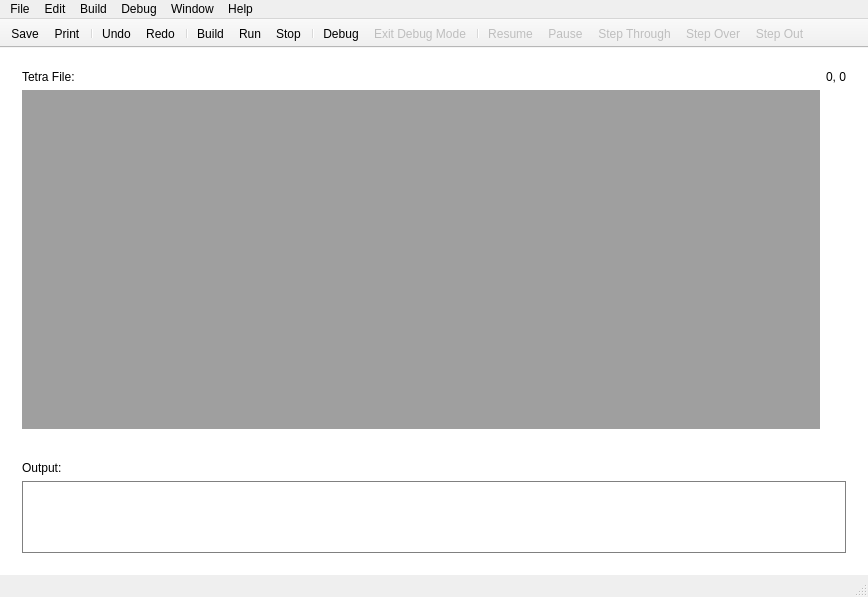
Above: gui/mainwindow.ui from IanFinlayson/tetra before the change. Below: the same form after it.
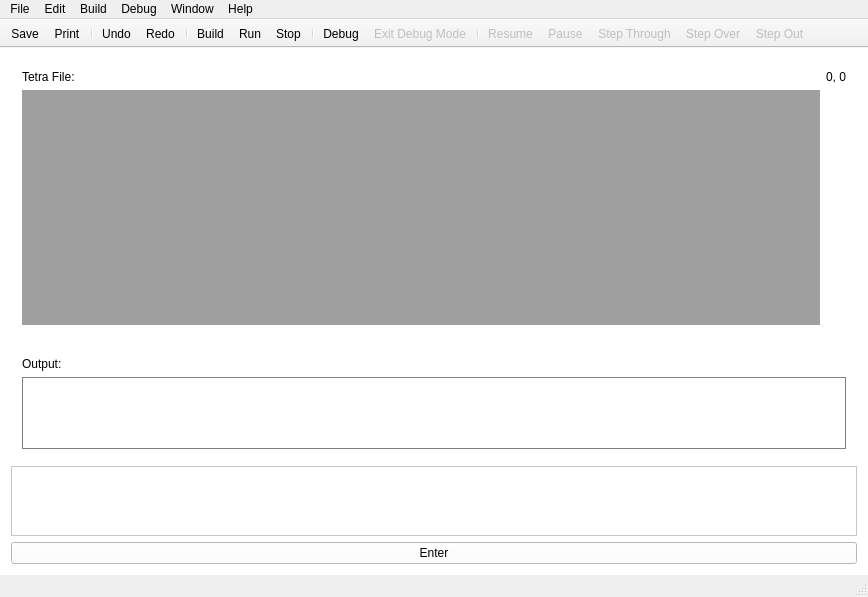
That is the form after the change. Icons and pictures are not drawn. Custom widgets are drawn as their Qt base class.

Commit message: implemented output, started input

```diff
--- a/gui/mainwindow.ui
+++ b/gui/mainwindow.ui
@@ -141,6 +141,16 @@
       </widget>
      </widget>
     </item>
+    <item>
+     <widget class="QPlainTextEdit" name="userInput"/>
+    </item>
+    <item>
+     <widget class="QPushButton" name="pushButton">
+      <property name="text">
+       <string>Enter</string>
+      </property>
+     </widget>
+    </item>
    </layout>
   </widget>
   <widget class="QMenuBar" name="menuBar">
```
The commit also changes 9 other files.
